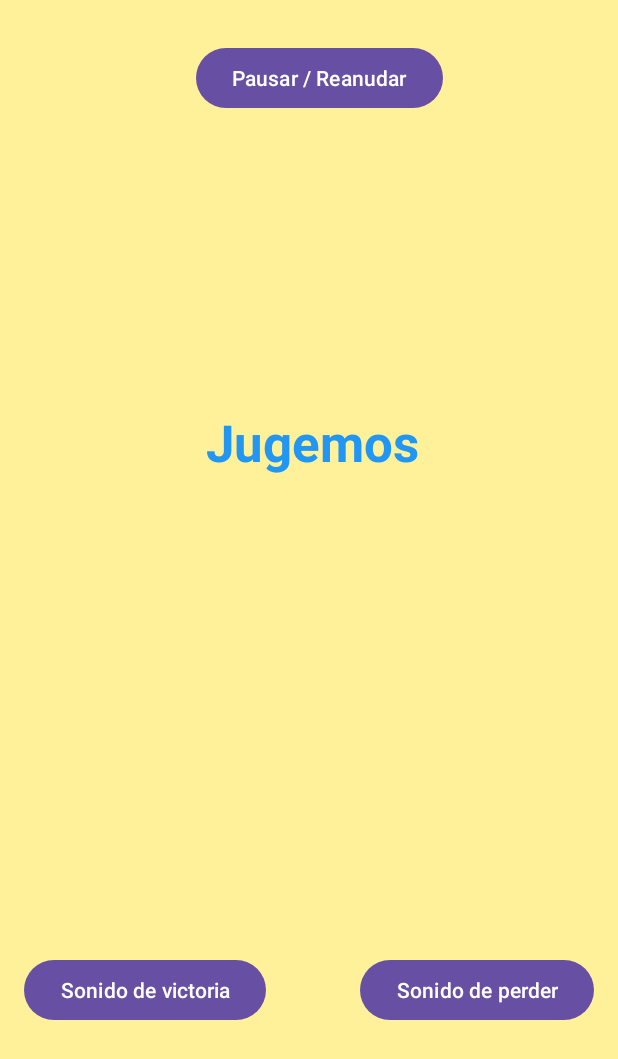
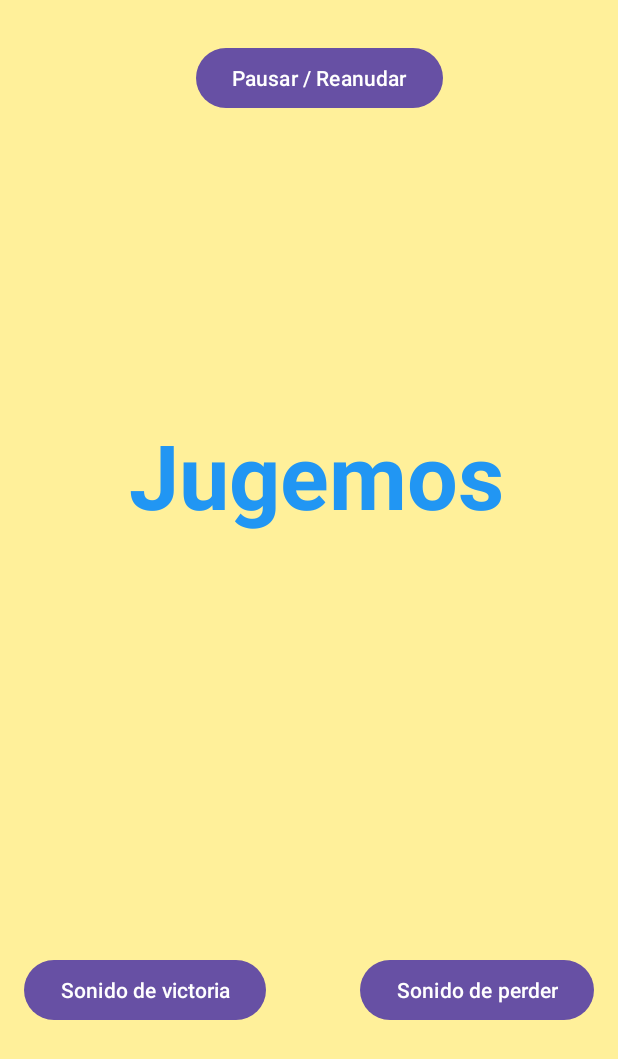
Before and after one commit to Xerlocs/BopIt, an Android app: the Juego screen opened directly, with no data from a screen before it, on a phone screen of 412 x 824 dp. Shown: the top 1059 px of the screen. Run offline under Robolectric (Android 15) with nearby library versions, the phone set to English and light mode, and no system bars.

Commit message:
octavo Commit (Gesture detector)

```diff
--- a/app/src/main/java/cl/dv/bopit/Juego.kt
+++ b/app/src/main/java/cl/dv/bopit/Juego.kt
@@ -90,12 +90,12 @@ class Juego : AppCompatActivity(), GestureDetector.OnGestureListener{
         velocityX: Float,
         velocityY: Float
     ): Boolean {
-        gesture.text = "Deslizado"
+        gesture.setText(R.string.desliza)
         return true
     }
 
     override fun onLongPress(event: MotionEvent) {
-        gesture.text = "Presionando"
+        gesture.setText(R.string.longpress)
     }
 
     override fun onScroll(
--- a/app/src/main/res/layout/activity_juego.xml
+++ b/app/src/main/res/layout/activity_juego.xml
@@ -42,16 +42,16 @@
 
   <TextView
       android:id="@+id/gestureText"
-      android:layout_width="wrap_content"
-      android:layout_height="wrap_content"
-      android:layout_marginTop="272dp"
+      android:layout_width="276dp"
+      android:layout_height="90dp"
+      android:layout_marginTop="276dp"
       android:text="@string/textoejemplo"
       android:textAlignment="center"
       android:textColor="@color/azul_bonito"
-      android:textSize="34sp"
+      android:textSize="60sp"
       android:textStyle="bold"
       app:layout_constraintEnd_toEndOf="parent"
-      app:layout_constraintHorizontal_bias="0.509"
+      app:layout_constraintHorizontal_bias="0.535"
       app:layout_constraintStart_toStartOf="parent"
       app:layout_constraintTop_toTopOf="parent" />
 </androidx.constraintlayout.widget.ConstraintLayout>
--- a/app/src/main/res/values/strings.xml
+++ b/app/src/main/res/values/strings.xml
@@ -44,4 +44,8 @@
     //texto ejemplo
     <string name="textoejemplo">Jugemos</string>
 
+    //texto gesture
+    <string name="desliza">Deslizado</string>
+    <string name="longpress">Presionando</string>
+
 </resources>
```
